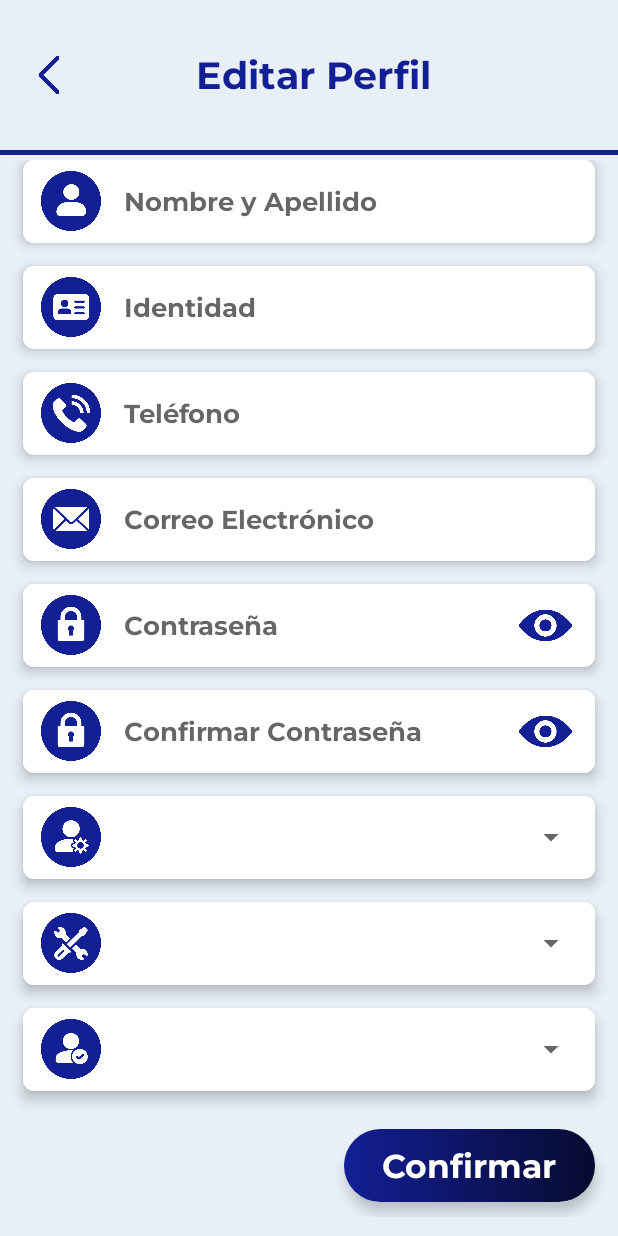
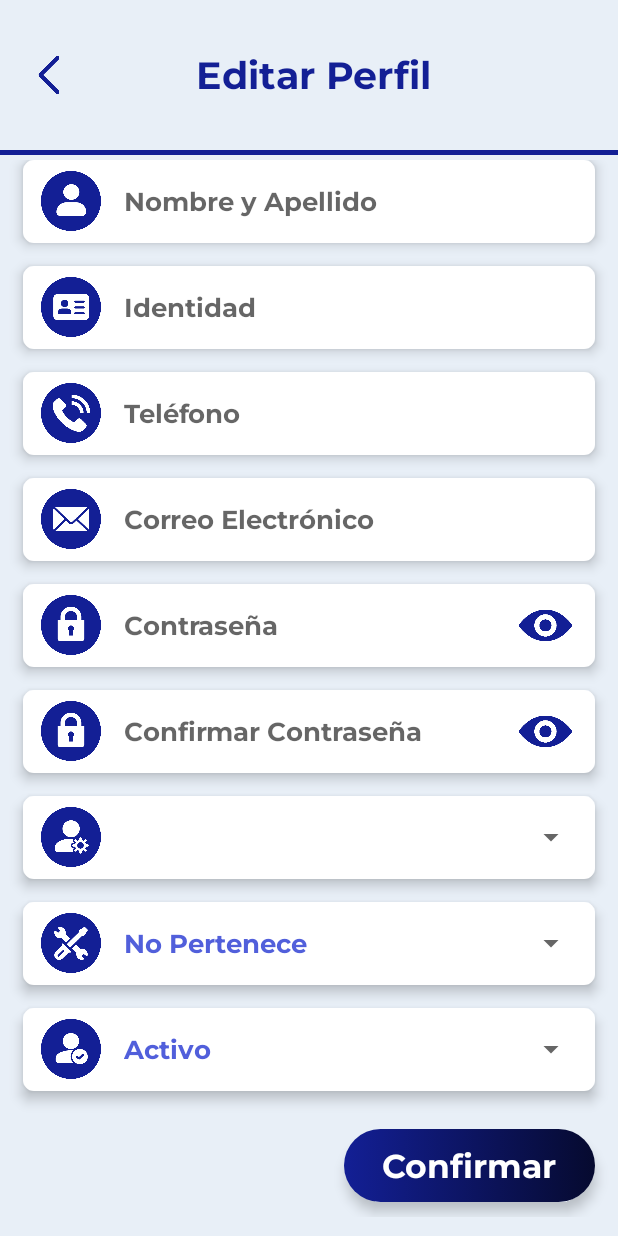
Before and after one commit to neusteromega/INGELCOM-CajaChica, an Android app: the AgregarEditarPerfil screen opened directly, with no data from a screen before it, on a phone screen of 412 x 824 dp. Run offline under Robolectric (Android 15) with nearby library versions, the phone set to English and light mode, and no system bars; our stand-ins replace Firebase (no records; nobody signed in at launch, a user with empty details on screens opened directly).

Commit message:
Creación de Usuario

```diff
--- a/app/src/main/java/com/ingelcom/cajachica/AgregarEditarPerfil.java
+++ b/app/src/main/java/com/ingelcom/cajachica/AgregarEditarPerfil.java
@@ -1,31 +1,52 @@
 package com.ingelcom.cajachica;
 
+import androidx.appcompat.app.AlertDialog;
 import androidx.appcompat.app.AppCompatActivity;
 
+import android.content.DialogInterface;
 import android.os.Bundle;
 import android.util.Log;
 import android.view.View;
 import android.widget.ArrayAdapter;
+import android.widget.EditText;
 import android.widget.LinearLayout;
 import android.widget.Spinner;
 import android.widget.TextView;
+import android.widget.Toast;
 
 import com.ingelcom.cajachica.DAO.FirestoreOperaciones;
 import com.ingelcom.cajachica.Herramientas.Utilidades;
 
+import java.util.ArrayList;
+import java.util.Arrays;
+import java.util.HashMap;
 import java.util.List;
+import java.util.Map;
 
 public class AgregarEditarPerfil extends AppCompatActivity {
 
     private LinearLayout llNombreApellido, llIdentidad, llTelefono, llCorreo, llContra, llConfContra, llRol, llCuadrilla, llEstado;
+    private EditText txtNombreApellido, txtIdentidad, txtTelefono, txtCorreo, txtContra, txtConfContra;
     private TextView lblTitulo, btnConfirmar;
     private Spinner spRoles, spCuadrillas, spEstado;
+    private String nombreActivity;
+
+    private FirestoreOperaciones oper = new FirestoreOperaciones();
 
     @Override
     protected void onCreate(Bundle savedInstanceState) {
         super.onCreate(savedInstanceState);
         setContentView(R.layout.activity_agregar_editar_perfil);
 
+        //Obtenemos el nombre del activity que se envía desde el activity anterior, lo hacemos llamando a la función "obtenerStringExtra" de la clase "Utilidades", y le mandamos "this" para referenciar esta actividad y "Activity" como clave del putExtra
+        nombreActivity = Utilidades.obtenerStringExtra(this, "Activity");
+
+        inicializarElementos();
+        establecerElementos();
+        inicializarSpinners();
+    }
+
+    private void inicializarElementos() {
         llNombreApellido = findViewById(R.id.LLNombreApellidoAEP);
         llIdentidad = findViewById(R.id.LLIdentidadAEP);
         llTelefono = findViewById(R.id.LLTelefonoAEP);
@@ -36,21 +57,22 @@ public class AgregarEditarPerfil extends AppCompatActivity {
         llCuadrilla = findViewById(R.id.LLCuadrillaAEP);
         llEstado = findViewById(R.id.LLEstadoAEP);
 
+        txtNombreApellido = findViewById(R.id.txtNombreApellidoAEP);
+        txtIdentidad = findViewById(R.id.txtIdentidadAEP);
+        txtTelefono = findViewById(R.id.txtTelefonoAEP);
+        txtCorreo = findViewById(R.id.txtCorreoAEP);
+        txtContra = findViewById(R.id.txtContrasenaAEP);
+        txtConfContra = findViewById(R.id.txtConfContrasenaAEP);
+
         lblTitulo = findViewById(R.id.lblTituloAEP);
         btnConfirmar = findViewById(R.id.btnConfirmarAEP);
 
         spRoles = findViewById(R.id.spRolAEP);
         spCuadrillas = findViewById(R.id.spCuadrillaAEP);
         spEstado = findViewById(R.id.spEstadoAEP);
-
-        establecerElementos();
-        inicializarSpinners();
     }
 
     private void establecerElementos() {
-        //Obtenemos el nombre del activity que se envía desde el activity anterior, lo hacemos llamando a la función "obtenerStringExtra" de la clase "Utilidades", y le mandamos "this" para referenciar esta actividad y "Activity" como clave del putExtra
-        String nombreActivity = Utilidades.obtenerStringExtra(this, "Activity");
-
         //Que entre al if si "nombreActivity" no es nulo
         if (nombreActivity != null) {
             //El "nombreActivity" nos sirve para saber la pantalla con la que trabajaremos
@@ -70,8 +92,6 @@ public class AgregarEditarPerfil extends AppCompatActivity {
     }
 
     private void inicializarSpinners() {
-        FirestoreOperaciones oper = new FirestoreOperaciones();
-
         //Para inicializar los spinners, llamamos al método "obtenerRegistros" de la clase "FirestoreOperaciones" a la cual le mandamos el nombre de la colección y el nombre del campo de Firestore de los cuales queremos obtener los registros. También invocamos los métodos "onCallback" y "onFailure" de la interfaz FirestoreCallback
         //ROLES
         oper.obtenerRegistros("roles", "Nombre", new FirestoreOperaciones.FirestoreCallback() {
@@ -91,8 +111,12 @@ public class AgregarEditarPerfil extends AppCompatActivity {
         oper.obtenerRegistros("cuadrillas", "Nombre", new FirestoreOperaciones.FirestoreCallback() {
             @Override
             public void onCallback(List<String> lista) {
+                List<String> listaCuadrillas = new ArrayList<>(); //Lista que tendrá todas las cuadrillas, más la opción de "No Pertenece"
+                listaCuadrillas.add("No Pertenece"); //Agregamos la opción de "No Pertenece"
+                listaCuadrillas.addAll(lista); //Anexamos la lista de cuadrillas de Firestore que está en la variable "lista"
+
                 //Creamos el adapter para el spinner y le establecemos la vista de los items que es "R.layout.spinner_items" y la lista de elementos que es la variable "lista"
-                ArrayAdapter<String> adapter = new ArrayAdapter<>(AgregarEditarPerfil.this, R.layout.spinner_items, lista);
+                ArrayAdapter<String> adapter = new ArrayAdapter<>(AgregarEditarPerfil.this, R.layout.spinner_items, listaCuadrillas);
                 spCuadrillas.setAdapter(adapter); //Asignamos el adapter a "spCuadrillas"
                 //Utilidades.spinnerConHint(AgregarEditarPerfil.this, spCuadrillas, lista, "Cuadrillas");
             }
@@ -102,5 +126,72 @@ public class AgregarEditarPerfil extends AppCompatActivity {
                 Log.w("Activity", "Error al obtener las cuadrillas.", e);
             }
         });
+
+        //ESTADO
+        List<String> estados = new ArrayList<>(Arrays.asList("Activo", "Inactivo"));
+        ArrayAdapter<String> adapter = new ArrayAdapter<>(AgregarEditarPerfil.this, R.layout.spinner_items, estados);
+        spEstado.setAdapter(adapter);
+    }
+
+    public void confirmar(View view) {
+        //Que entre al if si "nombreActivity" no es nulo
+        if (nombreActivity != null) {
+            //El "nombreActivity" nos sirve para saber la pantalla con la que trabajaremos
+            switch (nombreActivity) {
+                case "AgregarUsuario": //Si estamos en la pantalla de "Agregar Usuario", al dar clic en el botón "Confirmar" que realice las operaciones de este case
+                    new AlertDialog.Builder(this).setTitle("AGREGAR USUARIO").setMessage("¿Está seguro que desea agregar el usuario?")
+                        .setPositiveButton(android.R.string.yes, new DialogInterface.OnClickListener() {
+                            @Override
+                            public void onClick(DialogInterface dialogInterface, int i) {
+                                insertarUsuario(); //Llamamos el método "insertarUsuario" donde se hará el proceso de inserción a Firestore
+                            }
+                        }).setNegativeButton(android.R.string.no, new DialogInterface.OnClickListener() {
+                                @Override
+                                public void onClick(DialogInterface dialogInterface, int i) {
+                                    Log.d("Mensaje", "Se canceló la acción"); //Se muestra un mensaje en el Logcat indicando que se canceló la acción
+                                }
+                            }).show();
+                    break;
+            }
+        }
+    }
+
+    private void insertarUsuario() {
+        //Enlazamos los EditText con las siguientes variables String
+        String nombreApellido = txtNombreApellido.getText().toString();
+        String identidad = txtIdentidad.getText().toString();
+        String telefono = txtTelefono.getText().toString();
+
+        //Obtenemos la selección hecha en los Spinners de Roles y Cuadrillas
+        String rol = spRoles.getSelectedItem().toString();
+        String cuadrilla = spCuadrillas.getSelectedItem().toString();
+
+        Map<String,Object> datos = new HashMap<>(); //HashMap que nos ayudará a almacenar los nombres de los campos de la colección y los datos a ser insertados en cada campo
+
+        //Insertamos los datos en el HashMap usando ".put", indicando entre comillas el nombre del campo, y después de la coma, el valor a insertar
+        datos.put("NombreApellido", nombreApellido);
+        datos.put("Identidad", identidad);
+        datos.put("Telefono", telefono);
+        datos.put("Rol", rol);
+        datos.put("Estado", true);
+
+        //Si la selección hecha en el spinner "Cuadrillas" fue "No Pertenece", que inserte un valor vacío ("") en el campo "Cuadrilla" de Firestore
+        if (cuadrilla.contentEquals("No Pertenece"))
+            datos.put("Cuadrilla", "");
+        else //Pero si la selección hecha en el spinner "Cuadrillas" fue otra diferente a "No Pertenece", que inserte esa selección en el campo "Cuadrilla" de Firestore
+            datos.put("Cuadrilla", cuadrilla);
+
+        //Llamamos el método "insertarRegistros" de la clase "FirestoreOperaciones" y le mandamos el nombre de la colección, el HashMap con los datos a insertar. También invocamos los métodos "onSuccess" y "onFailure" de la interfaz FirestoreInsertCallback
+        oper.insertarRegistros("usuarios", datos, new FirestoreOperaciones.FirestoreInsertCallback() {
+            @Override
+            public void onSuccess(String idDocumento) {
+                Toast.makeText(AgregarEditarPerfil.this, "USUARIO AGREGADO EXITOSAMENTE", Toast.LENGTH_SHORT).show();
+            }
+
+            @Override
+            public void onFailure(Exception e) {
+                Toast.makeText(AgregarEditarPerfil.this, "ERROR AL AGREGAR EL USUARIO", Toast.LENGTH_SHORT).show();
+            }
+        });
     }
 }
--- a/app/src/main/java/com/ingelcom/cajachica/DAO/FirestoreOperaciones.java
+++ b/app/src/main/java/com/ingelcom/cajachica/DAO/FirestoreOperaciones.java
@@ -5,6 +5,7 @@ import com.google.firebase.firestore.QueryDocumentSnapshot;
 
 import java.util.ArrayList;
 import java.util.List;
+import java.util.Map;
 
 public class FirestoreOperaciones {
 
@@ -40,9 +41,25 @@ public class FirestoreOperaciones {
                 });
     }
 
+    public void insertarRegistros(String nombreColeccion, Map<String,Object> registros, final FirestoreInsertCallback callback) {
+        db.collection(nombreColeccion)
+                .add(registros)
+                .addOnSuccessListener(documentReference -> {
+                    callback.onSuccess(documentReference.getId());
+                })
+                .addOnFailureListener(e -> {
+                    callback.onFailure(e);
+                });
+    }
+
     //Interfaz "callback" que nos ayuda a realizar operaciones que puedan tomar un tiempo en completarse, como las operaciones que requieren internet y pueden tardar un poco en realizarse debido a la conexión a internet
     public interface FirestoreCallback {
         void onCallback(List<String> lista); //Se invoca cuando la operación de extracción de datos de Firestore ha sido exitosa, y recibe como parámetro el listado de registros obtenido de la colección de Firestore cuyo nombre se recibe como parámetro en el método "obtenerRegistros" de arriba
         void onFailure(Exception e); //Se invoca cuando se produce un error durante la operación de extracción de datos, y recibe como parámetro una excepción que describe el error presentado
     }
+
+    public interface FirestoreInsertCallback {
+        void onSuccess(String idDocumento);
+        void onFailure(Exception e);
+    }
 }
--- a/app/src/main/res/layout/activity_agregar_editar_perfil.xml
+++ b/app/src/main/res/layout/activity_agregar_editar_perfil.xml
@@ -336,7 +336,8 @@
                 android:layout_width="match_parent"
                 android:layout_height="55dp"
                 android:contentDescription="@string/descripcion"
-                android:paddingLeft="15dp" />
+                android:paddingLeft="10dp"
+                tools:listitem="@layout/spinner_items" />
 
         </LinearLayout>
 
@@ -365,7 +366,8 @@
                 android:layout_width="match_parent"
                 android:layout_height="55dp"
                 android:contentDescription="@string/descripcion"
-                android:paddingLeft="15dp" />
+                android:paddingLeft="10dp"
+                tools:listitem="@layout/spinner_items" />
 
         </LinearLayout>
 
@@ -394,7 +396,8 @@
                 android:layout_width="match_parent"
                 android:layout_height="55dp"
                 android:contentDescription="@string/descripcion"
-                android:paddingLeft="15dp" />
+                android:paddingLeft="10dp"
+                tools:listitem="@layout/spinner_items" />
 
         </LinearLayout>
 
@@ -409,6 +412,7 @@
             android:background="@drawable/clr_casilladegradadoazul_redonda"
             android:elevation="5dp"
             android:fontFamily="@font/montserrat_bold"
+            android:onClick="confirmar"
             android:paddingLeft="25dp"
             android:paddingTop="10dp"
             android:paddingRight="25dp"
--- a/app/src/main/res/layout/spinner_items.xml
+++ b/app/src/main/res/layout/spinner_items.xml
@@ -5,6 +5,10 @@
     android:ellipsize="end"
     android:fontFamily="@font/montserrat_bold"
     android:maxLines="1"
-    android:padding="5dp"
-    android:textColor="@color/clr_fuente_primario"
+    android:paddingLeft="5dp"
+    android:paddingTop="6dp"
+    android:paddingRight="5dp"
+    android:paddingBottom="6dp"
+    android:text="Activo"
+    android:textColor="@color/clr_fuente_secundario"
     android:textSize="17dp" />
```
